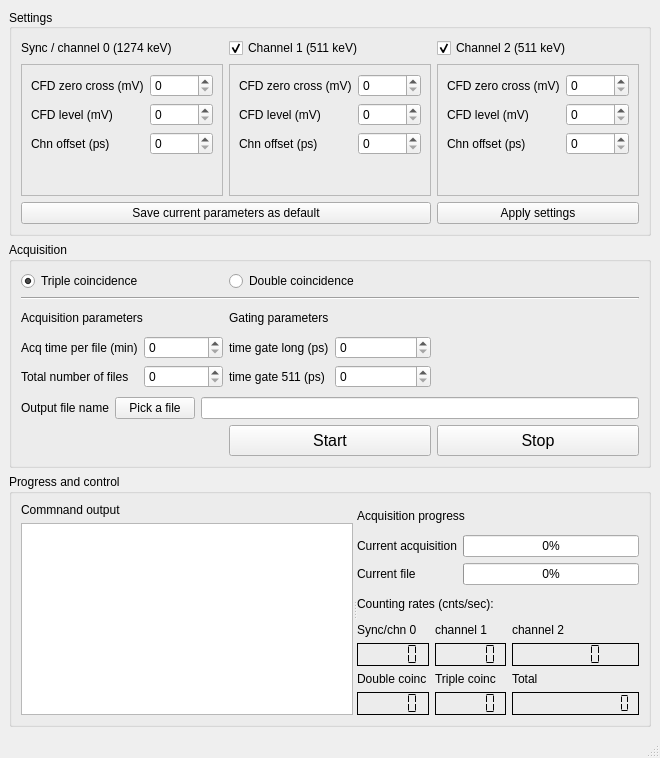
First picture: the form in pals3D/acqGUI.ui, repository avancra/Pals3D, before the edit.
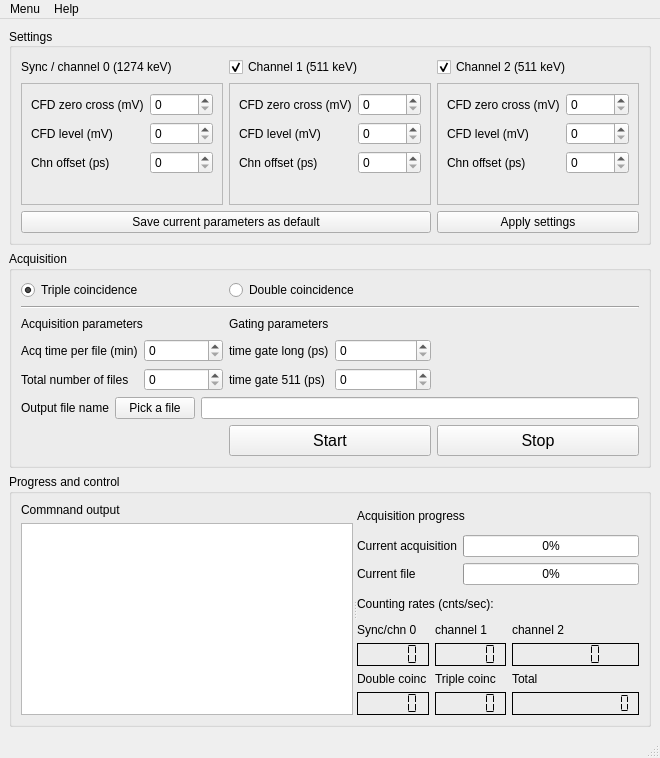
Second picture: the form after the edit.

Commit message: Add menus and icon ressources

The edit to the form file:
```diff
--- a/pals3D/acqGUI.ui
+++ b/pals3D/acqGUI.ui
@@ -583,6 +583,22 @@
      <height>20</height>
     </rect>
    </property>
+   <widget class="QMenu" name="menuMenu">
+    <property name="title">
+     <string>Menu</string>
+    </property>
+    <addaction name="actionExit"/>
+   </widget>
+   <widget class="QMenu" name="menuHelp">
+    <property name="title">
+     <string>Help</string>
+    </property>
+    <addaction name="actionDLL_version"/>
+    <addaction name="actionPals3D_version"/>
+    <addaction name="actionPalss3D_help"/>
+   </widget>
+   <addaction name="menuMenu"/>
+   <addaction name="menuHelp"/>
   </widget>
   <widget class="QStatusBar" name="statusbar"/>
  </widget>
```
Left out of the diff: 39 changed lines with no effect on the pictures. The commit also changes 1 other file.
